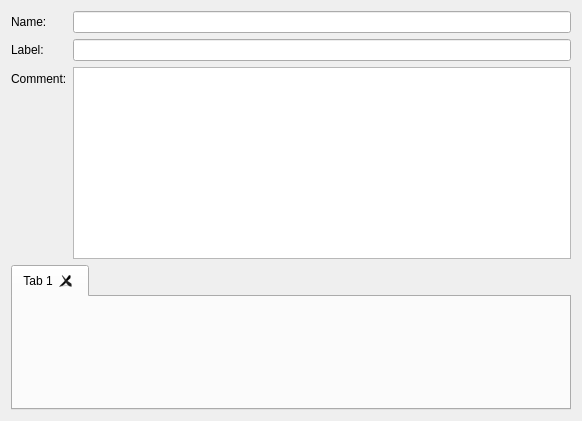
Before: the Qt Designer form src/gui/InterfaceEditorWidget.ui in fwbuilder/fwbuilder, drawn with Qt 5.
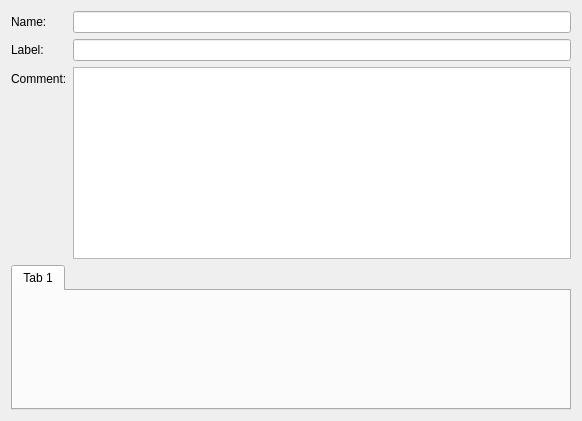
After: the same form once the commit is applied.

Commit message: Removed tab close buttons

Patch:
```diff
--- a/src/gui/InterfaceEditorWidget.ui
+++ b/src/gui/InterfaceEditorWidget.ui
@@ -72,9 +72,6 @@
      <property name="currentIndex">
       <number>0</number>
      </property>
-     <property name="tabsClosable">
-      <bool>true</bool>
-     </property>
      <widget class="QWidget" name="tab">
       <attribute name="title">
        <string>Tab 1</string>
```
Left out of the diff: 16 changed lines with no effect on the pictures. The commit also changes 1 other file.
